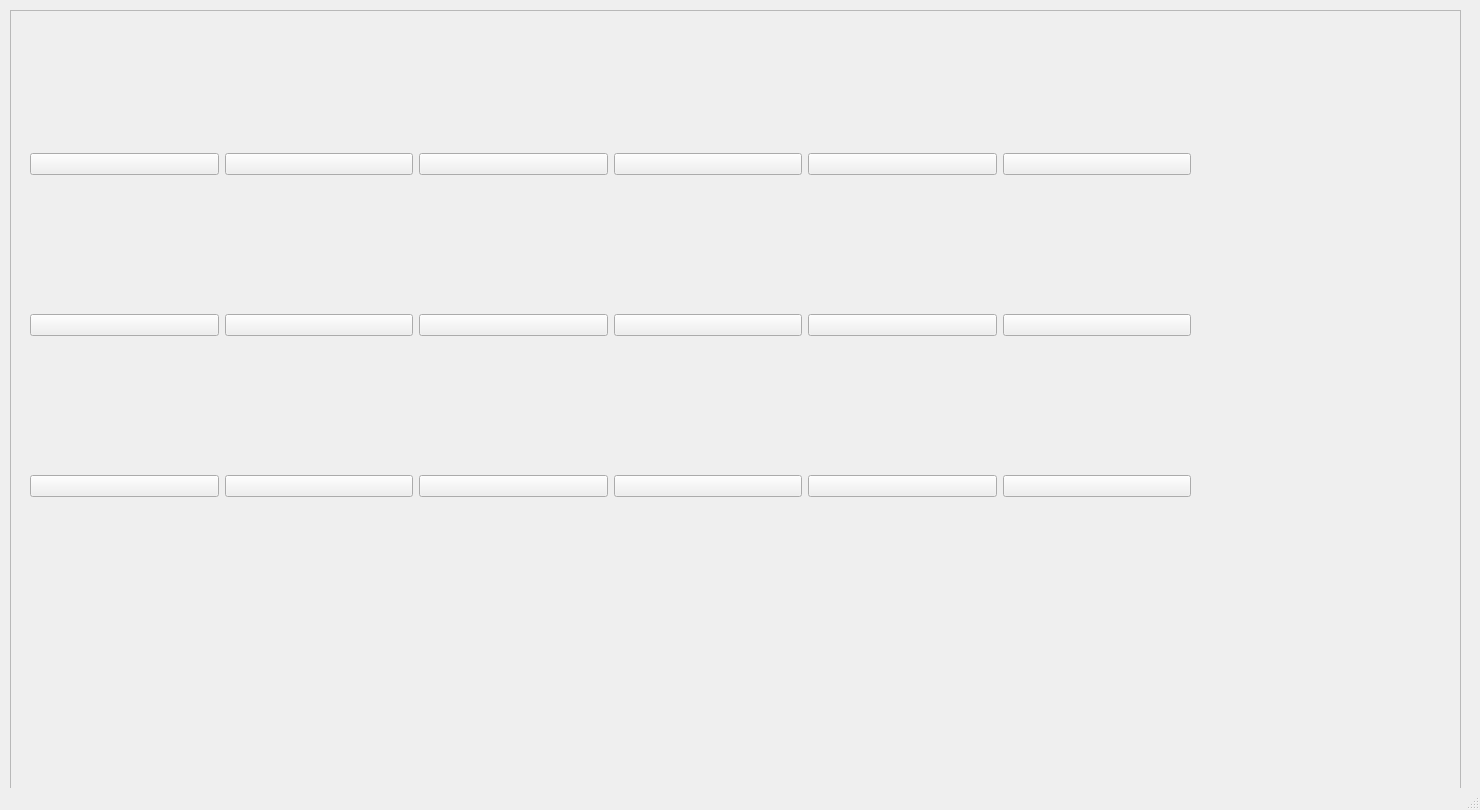
madri308/MarioGame, file MarioGame/memorywindow.ui: the form before one commit.
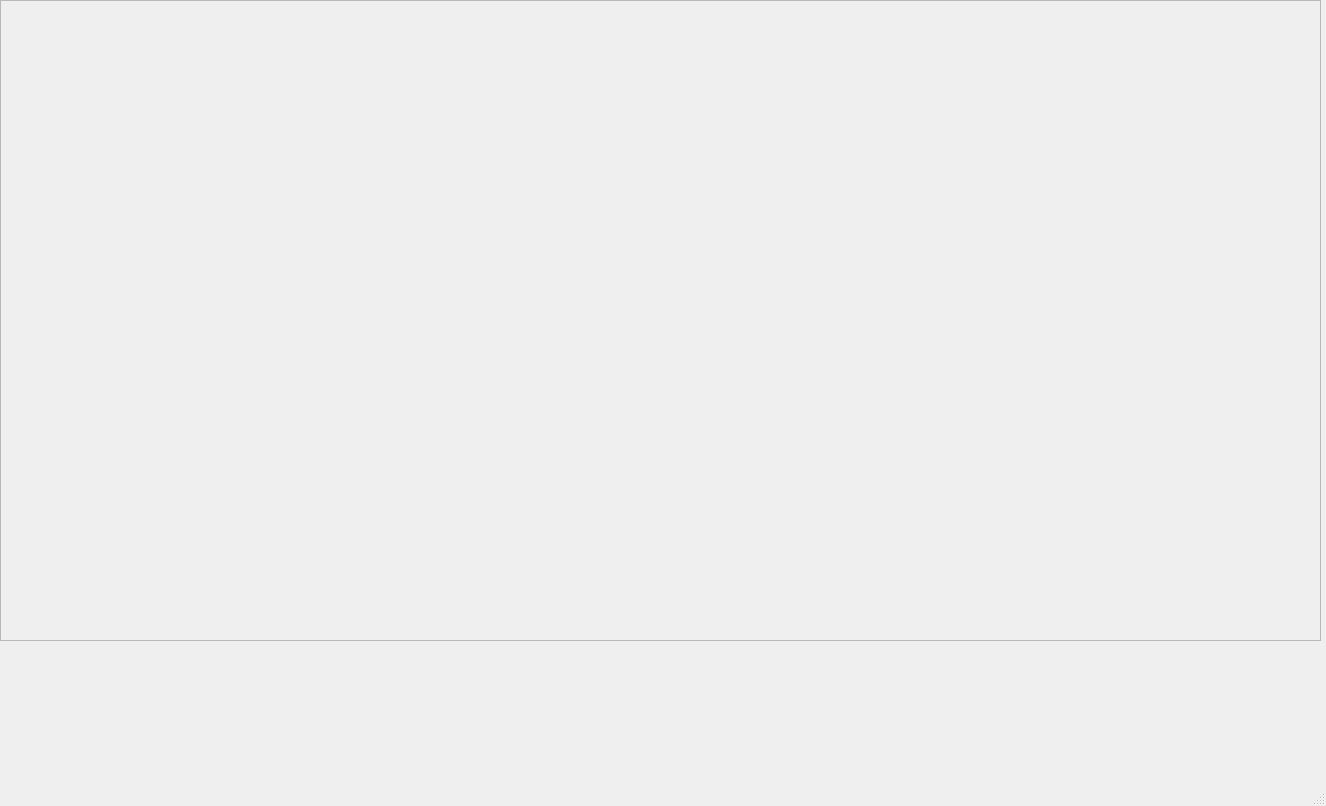
The form after the commit.

```diff
--- a/MarioGame/memorywindow.ui
+++ b/MarioGame/memorywindow.ui
@@ -6,8 +6,8 @@
    <rect>
     <x>0</x>
     <y>0</y>
-    <width>1480</width>
-    <height>810</height>
+    <width>1326</width>
+    <height>806</height>
    </rect>
   </property>
   <property name="windowTitle">
@@ -17,10 +17,10 @@
    <widget class="QFrame" name="memoryFrame">
     <property name="geometry">
      <rect>
-      <x>10</x>
-      <y>10</y>
-      <width>1451</width>
-      <height>781</height>
+      <x>0</x>
+      <y>0</y>
+      <width>1321</width>
+      <height>641</height>
      </rect>
     </property>
     <property name="frameShape">
@@ -32,147 +32,54 @@
     <widget class="QWidget" name="gridLayoutWidget">
      <property name="geometry">
       <rect>
-       <x>20</x>
-       <y>10</y>
-       <width>1161</width>
-       <height>611</height>
+       <x>0</x>
+       <y>0</y>
+       <width>1321</width>
+       <height>641</height>
       </rect>
      </property>
-     <layout class="QGridLayout" name="matrixLayout">
-      <item row="0" column="5">
-       <widget class="QPushButton" name="card6">
-        <property name="text">
-         <string/>
-        </property>
-       </widget>
-      </item>
-      <item row="1" column="3">
-       <widget class="QPushButton" name="card10">
-        <property name="text">
-         <string/>
-        </property>
-       </widget>
-      </item>
-      <item row="1" column="5">
-       <widget class="QPushButton" name="card12">
-        <property name="text">
-         <string/>
-        </property>
-       </widget>
-      </item>
-      <item row="0" column="1">
-       <widget class="QPushButton" name="card2">
+     <layout class="QGridLayout" name="memoryLayout"/>
+    </widget>
+   </widget>
+   <widget class="QWidget" name="horizontalLayoutWidget">
+    <property name="geometry">
+     <rect>
+      <x>440</x>
+      <y>670</y>
+      <width>381</width>
+      <height>80</height>
+     </rect>
+    </property>
+    <layout class="QHBoxLayout" name="horizontalLayout">
+     <item>
+      <widget class="QLabel" name="player2">
         <property name="text">
          <string/>
         </property>
-        <property name="checkable">
-         <bool>true</bool>
-        </property>
-       </widget>
-      </item>
-      <item row="0" column="2">
-       <widget class="QPushButton" name="card3">
+      </widget>
+     </item>
+     <item>
+      <widget class="QLabel" name="player1score">
         <property name="text">
          <string/>
         </property>
        </widget>
       </item>
-      <item row="0" column="3">
-       <widget class="QPushButton" name="card4">
+     <item>
+      <widget class="QLabel" name="player1">
         <property name="text">
          <string/>
         </property>
        </widget>
       </item>
-      <item row="0" column="4">
-       <widget class="QPushButton" name="card5">
-        <property name="text">
-         <string/>
-        </property>
-       </widget>
-      </item>
-      <item row="1" column="2">
-       <widget class="QPushButton" name="card9">
-        <property name="text">
-         <string/>
-        </property>
-       </widget>
-      </item>
-      <item row="1" column="0">
-       <widget class="QPushButton" name="card7">
-        <property name="text">
-         <string/>
-        </property>
-       </widget>
-      </item>
-      <item row="1" column="1">
-       <widget class="QPushButton" name="card8">
-        <property name="text">
-         <string/>
-        </property>
-       </widget>
-      </item>
-      <item row="1" column="4">
-       <widget class="QPushButton" name="card11">
-        <property name="text">
-         <string/>
-        </property>
-       </widget>
-      </item>
-      <item row="0" column="0">
-       <widget class="QPushButton" name="card">
-        <property name="text">
-         <string/>
-        </property>
-        <property name="checkable">
-         <bool>true</bool>
-        </property>
-       </widget>
-      </item>
-      <item row="2" column="0">
-       <widget class="QPushButton" name="card13">
-        <property name="text">
-         <string/>
-        </property>
-       </widget>
-      </item>
-      <item row="2" column="1">
-       <widget class="QPushButton" name="card14">
-        <property name="text">
-         <string/>
-        </property>
-       </widget>
-      </item>
-      <item row="2" column="2">
-       <widget class="QPushButton" name="card15">
-        <property name="text">
-         <string/>
-        </property>
-       </widget>
-      </item>
-      <item row="2" column="3">
-       <widget class="QPushButton" name="card16">
-        <property name="text">
-         <string/>
-        </property>
-       </widget>
-      </item>
-      <item row="2" column="4">
-       <widget class="QPushButton" name="card17">
-        <property name="text">
-         <string/>
-        </property>
-       </widget>
-      </item>
-      <item row="2" column="5">
-       <widget class="QPushButton" name="card18">
+     <item>
+      <widget class="QLabel" name="player2score">
         <property name="text">
          <string/>
         </property>
        </widget>
       </item>
      </layout>
-    </widget>
    </widget>
   </widget>
   <widget class="QStatusBar" name="statusbar"/>
```
Lines whose indentation alone changed are shown as unchanged.
